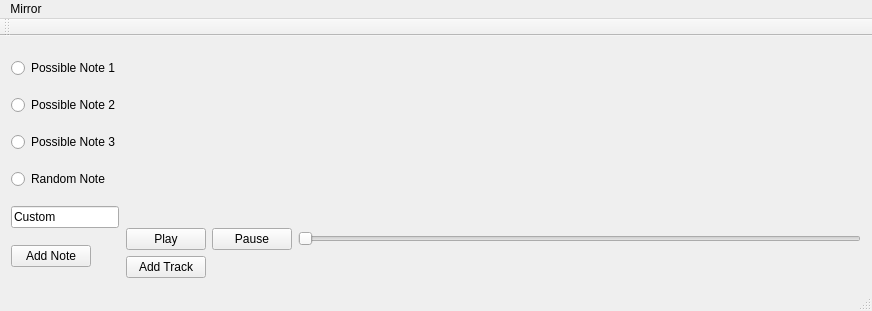
Before: the Qt Designer form cpp/mainwindow.ui in AD98/MIR-ROR, drawn with Qt 5.
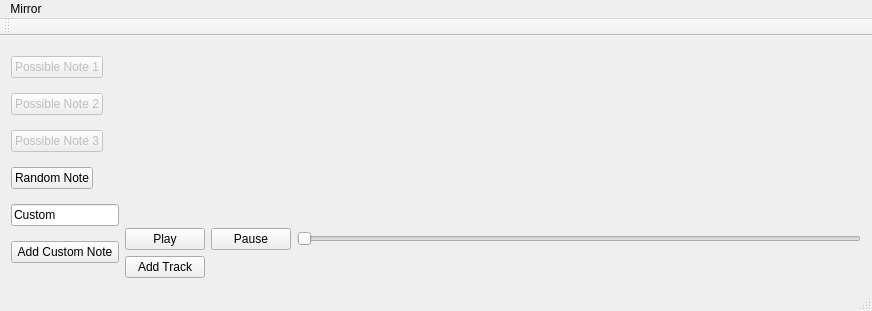
After: the same form once the commit is applied.

Commit message: in process of changing radio to push

Diff of the .ui file:
```diff
--- a/cpp/mainwindow.ui
+++ b/cpp/mainwindow.ui
@@ -30,7 +30,10 @@
     <item>
      <layout class="QVBoxLayout" name="verticalLayout_2" stretch="0,0,0,0,0,0">
       <item>
-       <widget class="QRadioButton" name="note1">
+       <widget class="QPushButton" name="note1">
+        <property name="enabled">
+         <bool>false</bool>
+        </property>
         <property name="sizePolicy">
          <sizepolicy hsizetype="Fixed" vsizetype="Fixed">
           <horstretch>0</horstretch>
@@ -43,7 +46,10 @@
        </widget>
       </item>
       <item>
-       <widget class="QRadioButton" name="note2">
+       <widget class="QPushButton" name="note2">
+        <property name="enabled">
+         <bool>false</bool>
+        </property>
         <property name="sizePolicy">
          <sizepolicy hsizetype="Fixed" vsizetype="Fixed">
           <horstretch>0</horstretch>
@@ -56,7 +62,10 @@
        </widget>
       </item>
       <item>
-       <widget class="QRadioButton" name="note3">
+       <widget class="QPushButton" name="note3">
+        <property name="enabled">
+         <bool>false</bool>
+        </property>
         <property name="sizePolicy">
          <sizepolicy hsizetype="Fixed" vsizetype="Fixed">
           <horstretch>0</horstretch>
@@ -69,7 +78,7 @@
        </widget>
       </item>
       <item>
-       <widget class="QRadioButton" name="random_note">
+       <widget class="QPushButton" name="random_note">
         <property name="sizePolicy">
          <sizepolicy hsizetype="Fixed" vsizetype="Fixed">
           <horstretch>0</horstretch>
@@ -98,15 +107,9 @@
        </widget>
       </item>
       <item>
-       <widget class="QPushButton" name="pushButton_3">
-        <property name="sizePolicy">
-         <sizepolicy hsizetype="Maximum" vsizetype="Fixed">
-          <horstretch>0</horstretch>
-          <verstretch>0</verstretch>
-         </sizepolicy>
-        </property>
+       <widget class="QPushButton" name="custom_btn">
         <property name="text">
-         <string>Add Note</string>
+         <string>Add Custom Note</string>
         </property>
        </widget>
       </item>
```
Left out of the diff: 2 changed lines with no effect on the pictures. The commit also changes 3 other files.
